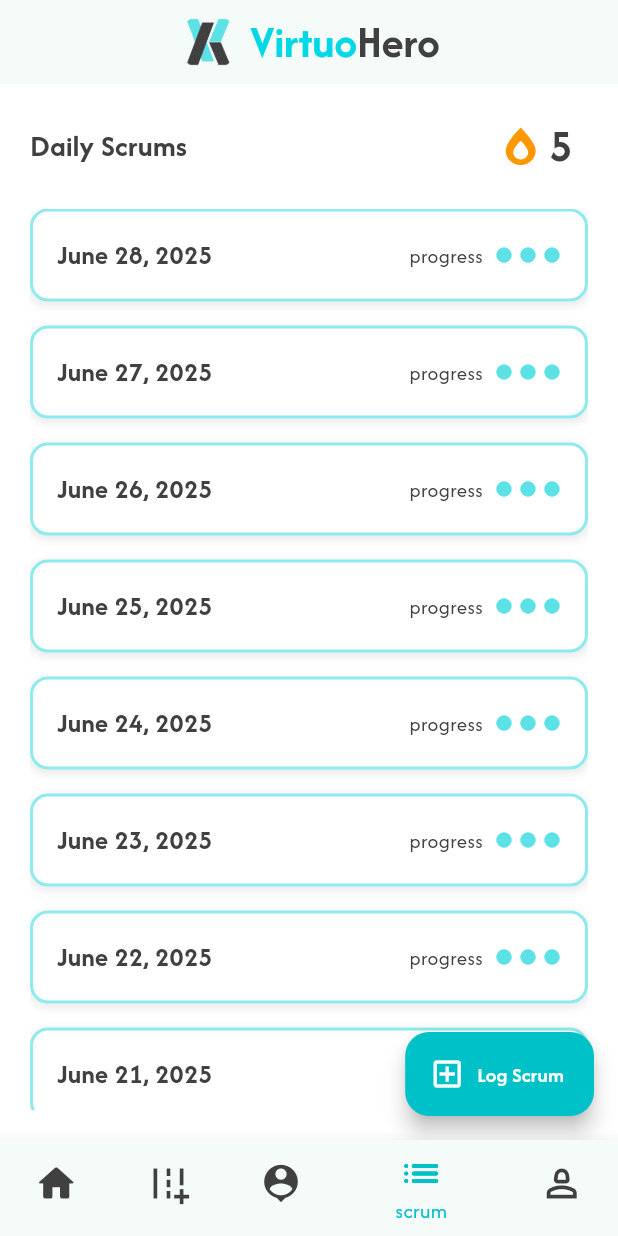
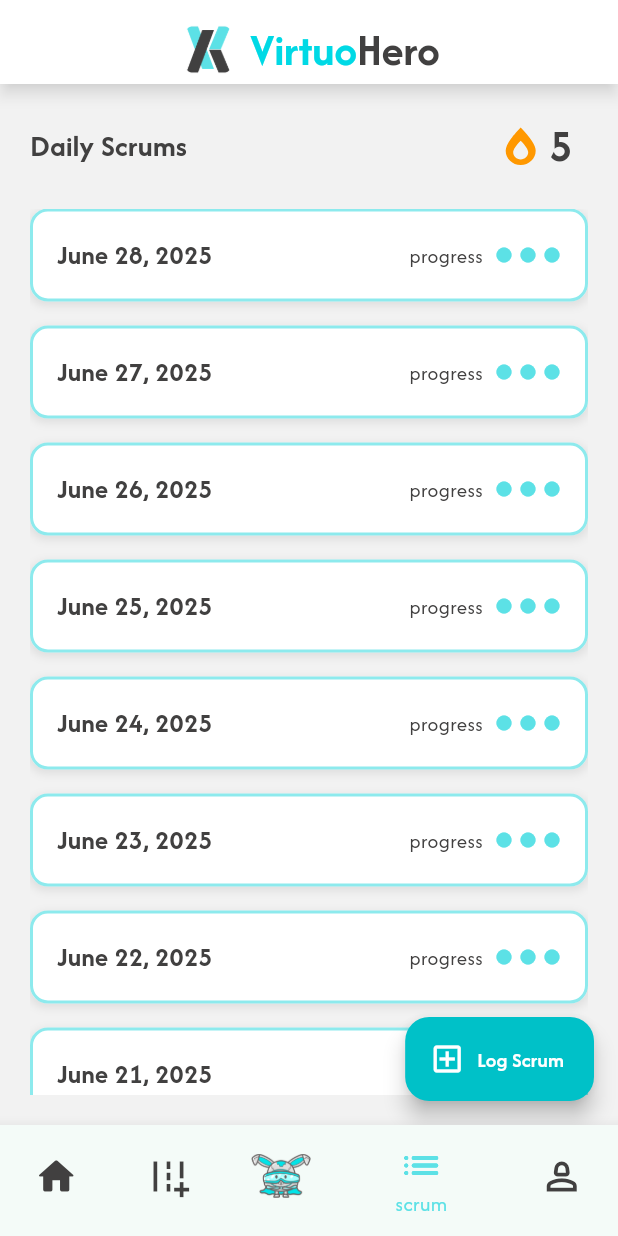
Before and after one commit to shokomori/Virtuo-Hero, a Flutter app: the MainPage screen opened directly, item 4 of the bottom bar chosen, on a phone screen of 412 x 824 dp. Run offline on Flutter 3.47's test engine with Material 3 defaults, Android fonts, the phone set to English and light mode, and no system bars; our stand-ins replace flutter_markdown, flutter_svg, google_generative_ai, hive_flutter; accounts and stored records are empty.

Commit message:
App_styles: background color changed. Customappbar: shadow added and back button. Create_scrum: back button added. Coming_soon: bg color changed. main and scrum page adjusted.

```diff
--- a/virtuohero/lib/app_styles.dart
+++ b/virtuohero/lib/app_styles.dart
@@ -8,7 +8,7 @@ class AppColors {
   static const white = Color(0xFFFFFFFF);          // Pure White
   static const cream = Color(0xFFFFFDF3);          // Cream/Off-white
   static const darkGray = Color(0xFF414040);       // Dark Gray
-  static const backgroundColor = Color(0xFFEFF2F6);
+  static const backgroundColor = Color(0xFFF2F2F2);
   static const buttonColor = Color(0xFF00D9E5);
   static const mediumgray = Color(0xFF818181);
   static const blazeOrange = Color(0xFFFF5C02);
--- a/virtuohero/lib/pages/main_page.dart
+++ b/virtuohero/lib/pages/main_page.dart
@@ -40,11 +40,11 @@ class _MainPageState extends State<MainPage> {
           actions: [
             TextButton(
               onPressed: () => Navigator.pop(context, false),
-              child: const Text('Cancel',style: AppTextStyles.heroColor,),
+              child: const Text('Cancel', style: AppTextStyles.heroColor),
             ),
             TextButton(
               onPressed: () => Navigator.pop(context, true),
-              child: Text('Log out',style: AppTextStyles.virtColor,),
+              child: Text('Log out', style: AppTextStyles.virtColor),
             ),
           ],
         ),
@@ -71,11 +71,11 @@ class _MainPageState extends State<MainPage> {
         bottomNavigationBar: BottomNavigationBar(
           iconSize: 30,
           selectedFontSize: 14,
-          selectedItemColor: AppColors.primary,
+          selectedItemColor: AppColors.secondary,
           unselectedItemColor: AppColors.darkGray,
           currentIndex: _selectedIndex,
           onTap: navigateBottomBar,
-          items: const [
+          items: [
             BottomNavigationBarItem(
               icon: Icon(Icons.home_rounded),
               label: 'home',
@@ -85,7 +85,11 @@ class _MainPageState extends State<MainPage> {
               label: 'roadmap',
             ),
             BottomNavigationBarItem(
-              icon: Icon(Icons.person_pin),
+              icon: Image.asset(
+              'assets/mascot2.png',
+              width: 40,
+              height: 40,
+            ),
               label: 'mentor',
             ),
             BottomNavigationBarItem(
--- a/virtuohero/lib/pages/scrum_page.dart
+++ b/virtuohero/lib/pages/scrum_page.dart
@@ -134,7 +134,7 @@ class _ScrumPageState extends State<ScrumPage> {
   @override
   Widget build(BuildContext context) {
     return Scaffold(
-      backgroundColor: AppColors.white,
+      backgroundColor: AppColors.backgroundColor,
 
       // ─────────────────────────────────────────────────────────────────────
       // FLOATING ACTION BUTTON
--- a/virtuohero/lib/pages/subpages/coming_soon_page.dart
+++ b/virtuohero/lib/pages/subpages/coming_soon_page.dart
@@ -7,12 +7,13 @@ class ComingSoonPage extends StatelessWidget {
   @override
   Widget build(BuildContext context) {
     return Scaffold(
+      backgroundColor: AppColors.backgroundColor,
       appBar: AppBar(),
       body: Center(
         child: Column(
           mainAxisAlignment: MainAxisAlignment.center,
           children: [
-            Image.asset('assets/mascot.png', height: 160),
+            Image.asset('assets/mascot3.png', height: 160),
             SizedBox(height: 5),
             Text(
               'Coming Soon!',
--- a/virtuohero/lib/pages/subpages/create_scrum_page.dart
+++ b/virtuohero/lib/pages/subpages/create_scrum_page.dart
@@ -9,7 +9,7 @@ class CreateScrumPage extends StatelessWidget {
   @override
   Widget build(BuildContext context) {
     return Scaffold(
-      appBar: CustomAppBar(),
+      appBar: CustomAppBar(showBackButton: true),
       backgroundColor: AppColors.backgroundColor,
       body: SafeArea(
         child: SingleChildScrollView(
--- a/virtuohero/lib/widgets/customappbar.dart
+++ b/virtuohero/lib/widgets/customappbar.dart
@@ -2,21 +2,40 @@ import 'package:flutter/material.dart';
 import 'appname.dart';
 
 class CustomAppBar extends StatelessWidget implements PreferredSizeWidget {
-  const CustomAppBar({super.key});
+  final bool showBackButton;
+
+  const CustomAppBar({super.key, this.showBackButton = false});
 
   @override
   Size get preferredSize => const Size.fromHeight(kToolbarHeight);
 
   @override
   Widget build(BuildContext context) {
-    return Center(
-      child: AppBar(
-        backgroundColor: Colors.transparent,
+    return Material(
+      elevation: 4,
+      shadowColor: Colors.black.withOpacity(0.5),
+      child: Stack(
+        alignment: Alignment.center,
+        children: [
+          AppBar(
+            backgroundColor: Colors.white,
             elevation: 0,
             automaticallyImplyLeading: false,
-        title: Row(
-          mainAxisAlignment: MainAxisAlignment.center,
-          children: const [
+            leading: showBackButton
+                ? IconButton(
+                    icon: const Icon(Icons.arrow_back, color: Colors.black),
+                    onPressed: () => Navigator.pop(context),
+                  )
+                : null,
+            title: const SizedBox.shrink(), // Prevents default title shifting
+            centerTitle: true,
+          ),
+          // Overlays the logo centered regardless of back button
+          const Padding(
+            padding: EdgeInsets.only(top: 10), // optional vertical alignment tweak
+            child: Row(
+              mainAxisSize: MainAxisSize.min,
+              children: [
                 Image(
                   image: AssetImage('assets/logo.png'),
                   height: 40,
@@ -26,6 +45,8 @@ class CustomAppBar extends StatelessWidget implements PreferredSizeWidget {
               ],
             ),
           ),
+        ],
+      ),
     );
   }
 }
```
Lines whose indentation alone changed are shown as unchanged.
